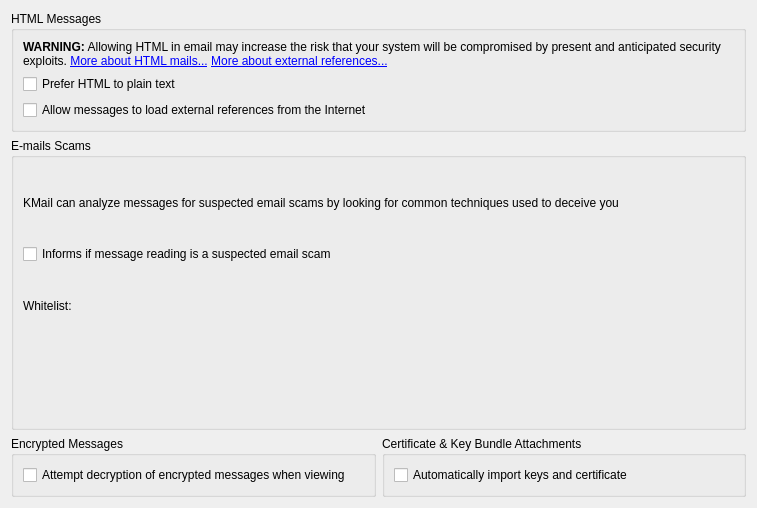
Above: src/ui/securitypagegeneraltab.ui from KDE/kmail before the change. Below: the same form after it.
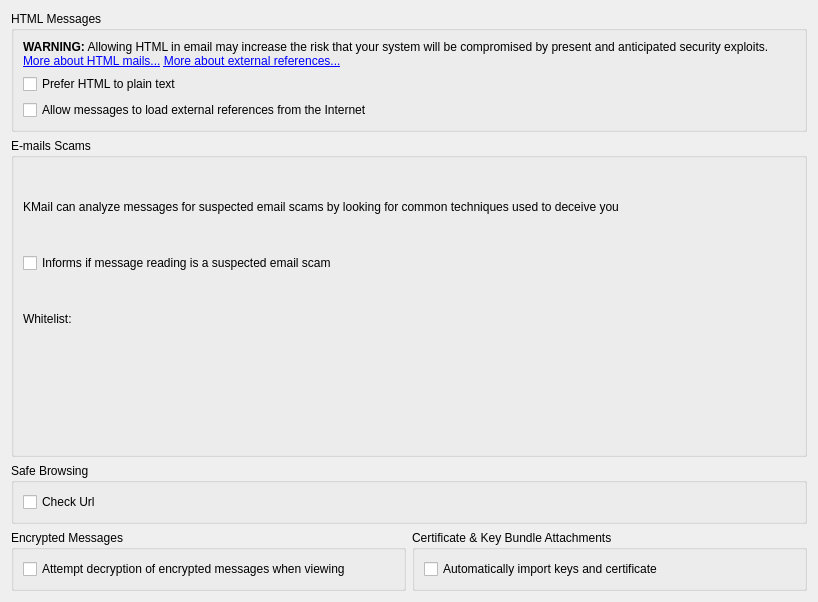
That is the form after the change. Custom widgets are drawn as their Qt base class.

Commit message: Add option to enable/disable check url

Diff of the .ui file:
```diff
--- a/src/ui/securitypagegeneraltab.ui
+++ b/src/ui/securitypagegeneraltab.ui
@@ -6,8 +6,8 @@
    <rect>
     <x>0</x>
     <y>0</y>
-    <width>757</width>
-    <height>508</height>
+    <width>818</width>
+    <height>602</height>
    </rect>
   </property>
   <layout class="QGridLayout" name="gridLayout">
@@ -104,7 +104,7 @@
      </layout>
     </widget>
    </item>
-   <item row="2" column="0">
+   <item row="3" column="0">
     <widget class="QGroupBox" name="groupBox_2">
      <property name="sizePolicy">
       <sizepolicy hsizetype="Preferred" vsizetype="Fixed">
@@ -126,7 +126,7 @@
      </layout>
     </widget>
    </item>
-   <item row="2" column="1">
+   <item row="3" column="1">
     <widget class="QGroupBox" name="groupBox_4">
      <property name="sizePolicy">
       <sizepolicy hsizetype="Preferred" vsizetype="Fixed">
@@ -148,6 +148,22 @@
      </layout>
     </widget>
    </item>
+   <item row="2" column="0" colspan="2">
+    <widget class="QGroupBox" name="groupBox_5">
+     <property name="title">
+      <string>Safe Browsing</string>
+     </property>
+     <layout class="QVBoxLayout" name="verticalLayout_2">
+      <item>
+       <widget class="QCheckBox" name="mCheckUrl">
+        <property name="text">
+         <string>Check Url</string>
+        </property>
+       </widget>
+      </item>
+     </layout>
+    </widget>
+   </item>
   </layout>
  </widget>
  <customwidgets>
```
The commit also changes 1 other file.
